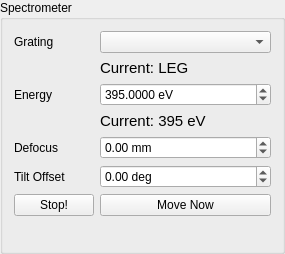
Old version of the form source/ui/REIXS/REIXSXESSpectrometerControlEditor.ui in the repository acquaman/acquaman.
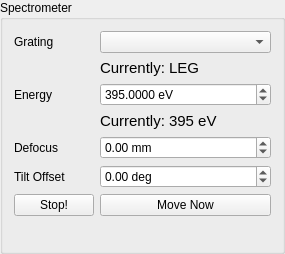
New version of the form. Icons and pictures are not drawn.

Commit message: REIXS: Icon updates to REIXSXESSpectrometerControlEditor.

Patch:
```diff
--- a/source/ui/REIXS/REIXSXESSpectrometerControlEditor.ui
+++ b/source/ui/REIXS/REIXSXESSpectrometerControlEditor.ui
@@ -38,7 +38,7 @@
       </font>
      </property>
      <property name="text">
-      <string>Current: LEG</string>
+      <string>Currently: LEG</string>
      </property>
     </widget>
    </item>
@@ -82,7 +82,7 @@
       </font>
      </property>
      <property name="text">
-      <string>Current: 395 eV</string>
+      <string>Currently: 395 eV</string>
      </property>
     </widget>
    </item>
```
Left out of the diff: 4 changed lines with no effect on the pictures.
